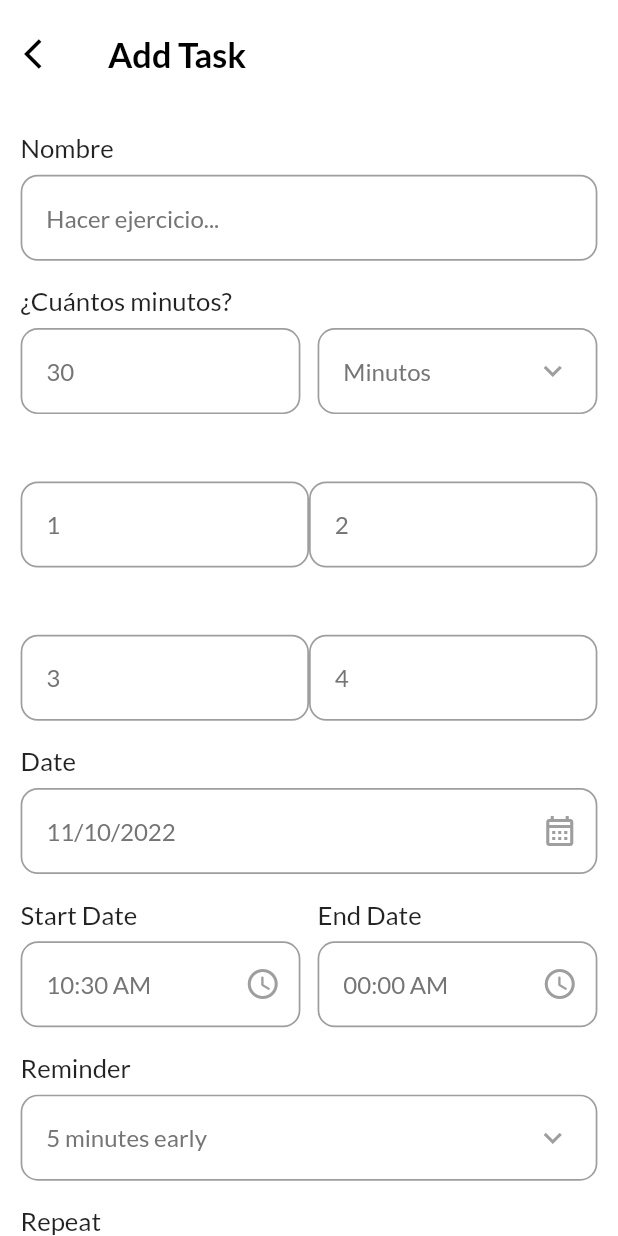
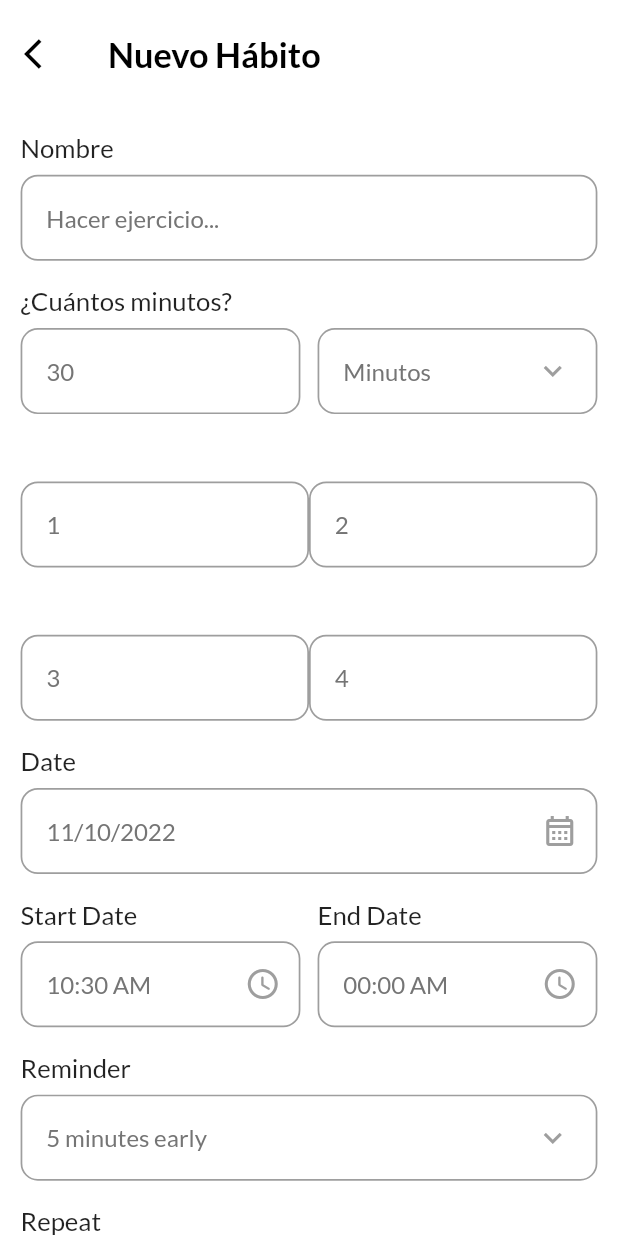
Before and after one commit to DanielM0802/smart_routine, a Flutter app: the screen it shows after launch, after a tap on "+ Add Task", on a phone screen of 412 x 824 dp. Run offline on Flutter 3.47's test engine with Material 2 defaults, Android fonts, the phone set to English and light mode, and no system bars; drawn by our look-alikes of dropdown_button2; our stand-ins replace date_picker_timeline, flutter_local_notifications, flutter_native_timezone, flutter_screenutil, get, get_storage and 3 more; accounts and stored records are empty.

Commit message:
correcion de titulos

```diff
--- a/lib/views/screens/add_task_screen.dart
+++ b/lib/views/screens/add_task_screen.dart
@@ -361,7 +361,7 @@ class AddTaskScreen extends StatelessWidget {
         ),
       ),
       title: Text(
-        'Add Task',
+        'Nuevo Hábito',
         style: GoogleFonts.lato(
             fontSize: 20.sp,
             fontWeight: FontWeight.bold,
--- a/lib/views/screens/home_screen.dart
+++ b/lib/views/screens/home_screen.dart
@@ -60,16 +60,10 @@ class _HomeScreenState extends State<HomeScreen> {
                             child: Column(
                               mainAxisAlignment: MainAxisAlignment.center,
                               children: [
-                                Image.asset('assets/appicon.png'),
-                                Text('You do not have any tasks yet!',
+                                Text('No hay hábitos para este día',
                                     style: GoogleFonts.lato(
-                                      fontSize: 14.sp,
+                                      fontSize: 24.sp,
                                     )),
-                                Text(
-                                    'Add new tasks to make your day productive',
-                                    style: GoogleFonts.lato(
-                                      fontSize: 14.sp,
-                                    ))
                               ],
                             ),
                           ),
@@ -81,7 +75,7 @@ class _HomeScreenState extends State<HomeScreen> {
                   child: GestureDetector(
                       onTap: () => Get.to(() => AllTasksScreen()),
                       child: Text(
-                        'Show all tasks',
+                        '',
                         style: Themes().headingTextStyle,
                       )),
                 )
@@ -231,7 +225,7 @@ class _HomeScreenState extends State<HomeScreen> {
       ),
       centerTitle: true,
       title: Text(
-        'My Tasks',
+        'Hoy',
         style: GoogleFonts.lato(
           color: _themeController.color,
           fontWeight: FontWeight.bold,
```
